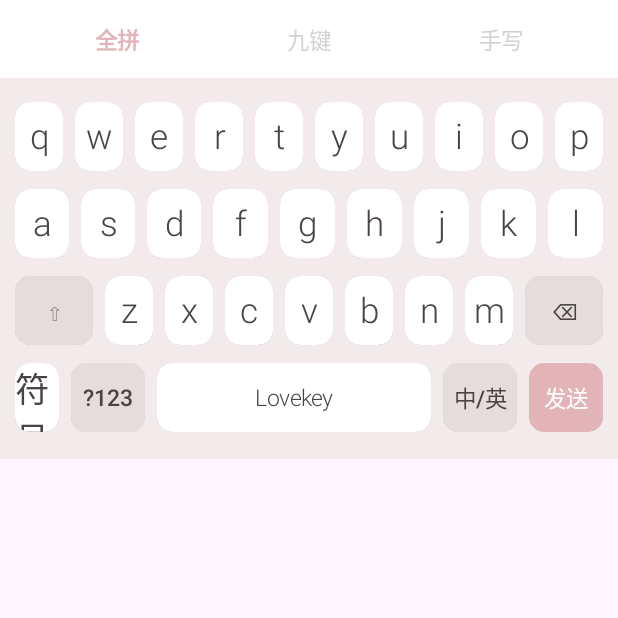
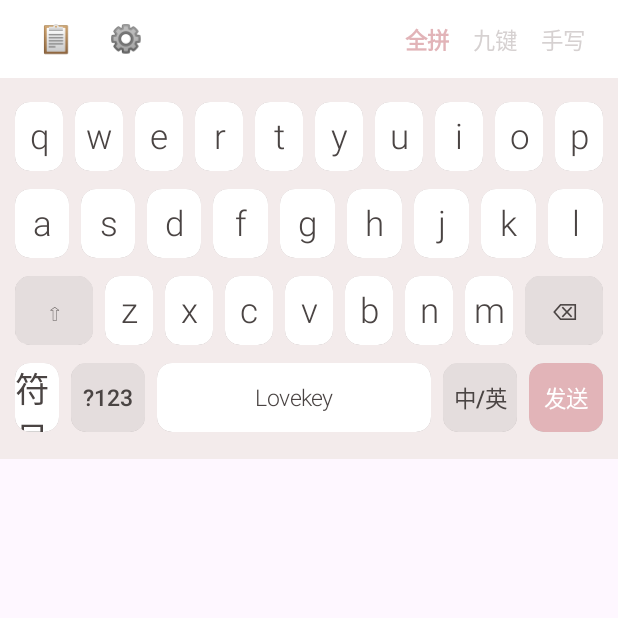
Before and after one commit to zx2121651/lianaijianpan, an Android app built with Jetpack Compose: the composable LovekeyKeyboard called with empty values, on a phone screen of 412 x 824 dp, the top half of it. Run offline under Robolectric (Android 15) with nearby library versions, the phone set to English and light mode, and no system bars.

Commit message:
feat(UI): 新增候选词快捷工具栏与剪贴板面板 (91P-13)
- **快捷工具栏 (Toolbar Mode)**: 当用户未进行拼音输入时，候选词栏会自动平滑切换为快捷工具栏模式。左侧提供“📋剪贴板”、“⚙️设置”等快捷功能入口，右侧保留键盘模式切换（全拼、九键、手写），大幅提升屏幕空间的利用率。
- **全局剪贴板管理 (Clipboard Manager)**: 在 `LovekeyIMEService` 内挂载全局 `OnPrimaryClipChangedListener`，无感监听系统剪贴板。当有新文本复制时，自动进行防 OOM 截断并序列化保存至 `DataStore` (保留最近 20 条记录)。并已在 `onDestroy` 中完善监听器注销机制，彻底杜绝 Service 内存泄漏风险。
- **剪贴板 UI 面板**: 新增 `KeyboardMode.CLIPBOARD` 状态。点击工具栏上的剪贴板图标后，主键盘区会切换为垂直滚动的剪贴板历史列表 (`LazyColumn`)，支持一键点击上屏 (`commitText`)、单条记录删除及清空全部记录。
- **状态机修复**: 修复了模式切换状态机 (`InputSessionController`) 中 `previousMode` 被临时面板错误覆盖的问题，确保用户在符号/剪贴板面板点击返回时，能始终正确退回到主输入模式（全拼/九键）。

Co-authored-by: zx2121651 <67641592+zx2121651@users.noreply.github.com>

```diff
--- a/LovekeyIME/app/src/main/java/com/lovekey/ime/InputSessionController.kt
+++ b/LovekeyIME/app/src/main/java/com/lovekey/ime/InputSessionController.kt
@@ -142,7 +142,7 @@ class InputSessionController(
 
 
     fun setKeyboardMode(mode: KeyboardMode) {
-        if (mode != KeyboardMode.SYMBOL && mode != KeyboardMode.HANDWRITING && !_isEnglishMode.value) {
+        if (mode != KeyboardMode.SYMBOL && mode != KeyboardMode.HANDWRITING && mode != KeyboardMode.CLIPBOARD && !_isEnglishMode.value) {
             _previousMode.value = _currentMode.value
         }
         _currentMode.value = mode
--- a/LovekeyIME/app/src/main/java/com/lovekey/ime/ui/host/Screens.kt
+++ b/LovekeyIME/app/src/main/java/com/lovekey/ime/ui/host/Screens.kt
@@ -31,7 +31,8 @@ import kotlinx.coroutines.flow.map
 val Context.dataStore: DataStore<Preferences> by preferencesDataStore(name = "settings")
 
 object SettingsKeys {
-            val AFFECTION_SCORE = intPreferencesKey("affection_score")
+                val CLIPBOARD_HISTORY = stringPreferencesKey("clipboard_history")
+    val AFFECTION_SCORE = intPreferencesKey("affection_score")
     val PERSONA_ID = stringPreferencesKey("persona_id")
     val ENABLE_TYPO_CORRECTION = booleanPreferencesKey("enable_typo_correction")
     val FUZZY_ZH_Z = booleanPreferencesKey("fuzzy_zh_z")
--- a/LovekeyIME/keyboard-ui/src/main/java/com/lovekey/ime/ui/KeyboardState.kt
+++ b/LovekeyIME/keyboard-ui/src/main/java/com/lovekey/ime/ui/KeyboardState.kt
@@ -5,5 +5,5 @@ enum class ShiftState {
 }
 
 enum class KeyboardMode {
-    QWERTY, T9, HANDWRITING, SYMBOL
+    QWERTY, T9, HANDWRITING, SYMBOL, CLIPBOARD
 }
--- a/LovekeyIME/keyboard-ui/src/main/java/com/lovekey/ime/ui/LovekeyKeyboard.kt
+++ b/LovekeyIME/keyboard-ui/src/main/java/com/lovekey/ime/ui/LovekeyKeyboard.kt
@@ -52,7 +52,11 @@ fun LovekeyKeyboard(
     onSyllableSelected: (String) -> Unit = {},
     onEnglishModeChanged: (Boolean) -> Unit = {},
     onKeyboardModeChanged: (KeyboardMode) -> Unit = {},
-    onCursorMove: (Int) -> Unit = {}
+    onCursorMove: (Int) -> Unit = {},
+    clipboardHistory: List<String> = emptyList(),
+    onPasteClip: (String) -> Unit = {},
+    onDeleteClip: (String) -> Unit = {},
+    onClearClipboard: () -> Unit = {}
 ) {
 
     val keyCornerRadius = 10.dp
@@ -163,17 +167,35 @@ isCandidatePanelExpanded = !isCandidatePanelExpanded
             } else {
                 Row(
                     modifier = Modifier.fillMaxWidth(),
-                    horizontalArrangement = Arrangement.SpaceAround,
+                    horizontalArrangement = Arrangement.SpaceBetween,
                     verticalAlignment = Alignment.CenterVertically
                 ) {
+                    // Left side tools
+                    Row(verticalAlignment = Alignment.CenterVertically) {
+                        Text(
+                            text = "📋",
+                            fontSize = 18.sp,
+                            modifier = Modifier
+                                .clickable { onKeyboardModeChanged(KeyboardMode.CLIPBOARD) }
+                                .padding(12.dp)
+                        )
+                        Text(
+                            text = "⚙️",
+                            fontSize = 18.sp,
+                            modifier = Modifier
+                                .clickable { /* TODO: Open Settings Intent */ }
+                                .padding(12.dp)
+                        )
+                    }
+                    // Right side modes
+                    Row(verticalAlignment = Alignment.CenterVertically) {
                         Text(
                             text = "全拼",
                             color = if (currentModeExternal == KeyboardMode.QWERTY) accentColor else unselectedTabColor,
                             fontWeight = if (currentModeExternal == KeyboardMode.QWERTY) FontWeight.Bold else FontWeight.Normal,
                             fontSize = 15.sp,
                             modifier = Modifier
-                            .clickable { view.performHapticFeedback(HapticFeedbackConstants.KEYBOARD_TAP)
-onKeyboardModeChanged(KeyboardMode.QWERTY) }
+                                .clickable { onKeyboardModeChanged(KeyboardMode.QWERTY) }
                                 .padding(8.dp)
                         )
                         Text(
@@ -182,8 +204,7 @@ onKeyboardModeChanged(KeyboardMode.QWERTY) }
                             fontWeight = if (currentModeExternal == KeyboardMode.T9) FontWeight.Bold else FontWeight.Normal,
                             fontSize = 15.sp,
                             modifier = Modifier
-                            .clickable { view.performHapticFeedback(HapticFeedbackConstants.KEYBOARD_TAP)
-onKeyboardModeChanged(KeyboardMode.T9) }
+                                .clickable { onKeyboardModeChanged(KeyboardMode.T9) }
                                 .padding(8.dp)
                         )
                         Text(
@@ -192,10 +213,10 @@ onKeyboardModeChanged(KeyboardMode.T9) }
                             fontWeight = if (currentModeExternal == KeyboardMode.HANDWRITING) FontWeight.Bold else FontWeight.Normal,
                             fontSize = 15.sp,
                             modifier = Modifier
-                            .clickable { view.performHapticFeedback(HapticFeedbackConstants.KEYBOARD_TAP)
-onKeyboardModeChanged(KeyboardMode.HANDWRITING) }
+                                .clickable { onKeyboardModeChanged(KeyboardMode.HANDWRITING) }
                                 .padding(8.dp)
                         )
+                    }
                 }
             }
         }
@@ -284,8 +305,22 @@ onKeyboardModeChanged(KeyboardMode.HANDWRITING) }
                 keyCornerRadius = keyCornerRadius,
                 onKeyPress = onKeyPress
             )
-        }
-
+            KeyboardMode.CLIPBOARD -> ClipboardKeyboard(
+                clipboardHistory = clipboardHistory,
+                boardColor = boardColor,
+                keyColor = keyColor,
+                textColor = textColor,
+                secondaryTextColor = secondaryTextColor,
+                accentColor = accentColor,
+                onPaste = {
+                    onPasteClip(it)
+                    onKeyboardModeChanged(previousModeExternal)
+                },
+                onDelete = onDeleteClip,
+                onClearAll = onClearClipboard,
+                onClose = { onKeyboardModeChanged(previousModeExternal) }
+            )
+        } // End of when
     } // End of Column
 
         if (isSyllableBarExpanded && t9PinyinCombinations.size > 1) {
```
Also changed, not shown: LovekeyIME/app/src/main/java/com/lovekey/ime/LovekeyIMEService.kt (+91 -1 lines), LovekeyIME/keyboard-ui/src/main/java/com/lovekey/ime/ui/components/ClipboardKeyboard.kt (added, +145 -0 lines). Lines whose indentation alone changed are shown as unchanged.
